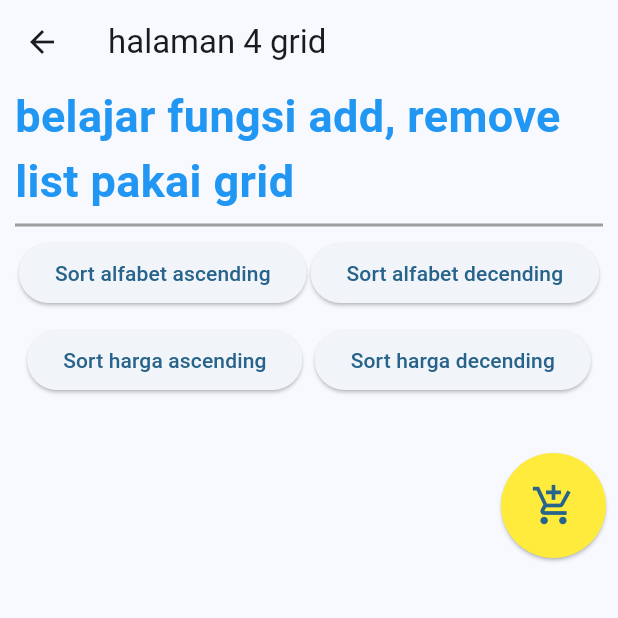
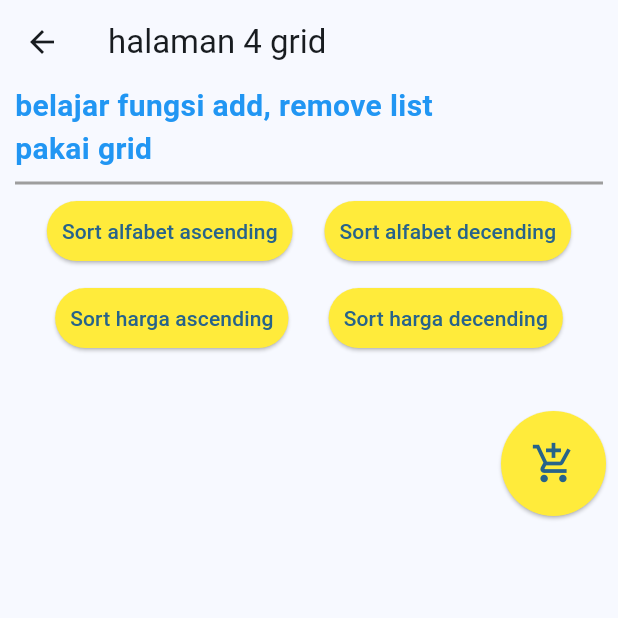
Before and after one commit to g4l3win/bottom_nav, a Flutter app: the Halempatpage screen opened by its route, on a phone screen of 412 x 824 dp, the top half of it. Run offline on Flutter 3.47's test engine with Material 3 defaults, Android fonts, the phone set to English and light mode, and no system bars; our stand-ins replace get; missing offline and left inert: dart:ffi; network calls fail; statements that could not run were skipped.

Commit message:
Add files via upload

```diff
--- a/lib/modules/FAQ/pages/component/Body.dart
+++ b/lib/modules/FAQ/pages/component/Body.dart
@@ -3,7 +3,7 @@ import 'package:get/get.dart';
 import 'package:flutter/material.dart';
 
 class Body extends GetView<FAQController> {
-  const Body({Key? key}) : super(key: key);
+  //const Body({Key? key}) : super(key: key);
 
   @override
   Widget build(BuildContext context) {
--- a/lib/modules/FAQ/pages/component/Header.dart
+++ b/lib/modules/FAQ/pages/component/Header.dart
@@ -4,7 +4,7 @@ import 'package:flutter/material.dart';
 import 'package:bottom_nav/modules/FAQ/pages/component/CarouselTile.dart';
 
 class Header extends GetView<FAQController>{
-  const Header({Key? key}) : super(key: key);
+  //const Header({Key? key}) : super(key: key);
 
   @override
   Widget build(BuildContext context) {
--- a/lib/modules/halEmpat/pages/component/CartItemTile.dart
+++ b/lib/modules/halEmpat/pages/component/CartItemTile.dart
@@ -22,7 +22,7 @@ class CartItemTile extends GetView<HalempatController> {
           child: ListTile(
             leading: Image.asset(item.imagepath ?? 'images/settings.jpg'),
             title: Text(item.nama ?? "kosong"),
-            subtitle: Text("Rp ${item.harga ?? 0}"),
+            subtitle: Text("Rp ${controller.addTitik(item.harga ?? 0)}"),
             trailing: InkWell(
               child: Icon(Icons.delete),
               onTap: () {
--- a/lib/modules/halEmpat/pages/halEmpatPage.dart
+++ b/lib/modules/halEmpat/pages/halEmpatPage.dart
@@ -1,4 +1,5 @@
 import 'package:bottom_nav/modules/halEmpat/pages/component/GridItemCard.dart';
+import 'package:bottom_nav/modules/settings/pages/settings_page.dart';
 import 'package:flutter/cupertino.dart';
 import 'package:flutter/material.dart';
 import 'package:get/get.dart';
@@ -25,9 +26,24 @@ class Halempatpage extends GetView<HalempatController> {
               child: Column(
                 //crossAxisAlignment: CrossAxisAlignment.stretch,
                 children: [
-                  Text("belajar fungsi add, remove list pakai grid",
-                    style: TextStyle(fontSize: 30, fontWeight: FontWeight.bold,
-                    color: Colors.blue),),
+                  Row(
+                    mainAxisAlignment: MainAxisAlignment.spaceBetween,
+                    children: [
+                      // InkWell(child: Icon(Icons.arrow_back_ios),
+                      // onTap: (){
+                      //   //Get.back();// enggak jalan karena enggak berada di dalam stack navigasi
+                      //   Get.off(SettingsPage());
+                      // }
+                      //   ,),
+                      Container(
+                        width: 300,
+                        child: Text("belajar fungsi add, remove list pakai grid",
+                          style: TextStyle(fontSize: 20, fontWeight: FontWeight.bold,
+                              color: Colors.blue),),
+                      ),
+                    ],
+                  ),
+
                   Divider(
                     color: Colors.grey,
                     thickness: 2.0,
@@ -38,11 +54,21 @@ class Halempatpage extends GetView<HalempatController> {
                       ElevatedButton(onPressed:() {
                         controller.sortingNama();
                       },
-                          child: Text("Sort alfabet ascending")),
+                          child: Text("Sort alfabet ascending"),
+                        style: ElevatedButton.styleFrom(
+                          backgroundColor: Colors.yellow,
+                          padding: EdgeInsets.all(10)// Mengatur warna latar belakang button
+                        ),
+                      ),
                       ElevatedButton(onPressed:() {
                         controller.sortingNamaDes();
                       },
-                          child: Text("Sort alfabet decending")),
+                          child: Text("Sort alfabet decending"),
+                        style: ElevatedButton.styleFrom(
+                            backgroundColor: Colors.yellow,
+                            padding: EdgeInsets.all(10)// Mengatur warna latar belakang button
+                        ),
+                      ),
                     ],
                   ),
                   SizedBox(height: 10,),
@@ -52,11 +78,19 @@ class Halempatpage extends GetView<HalempatController> {
                       ElevatedButton(onPressed:() {
                         controller.sortingHargaAs();
                       },
-                          child: Text("Sort harga ascending")),
+                          child: Text("Sort harga ascending"),
+                        style: ElevatedButton.styleFrom(
+                            backgroundColor: Colors.yellow,
+                            padding: EdgeInsets.all(10)// Mengatur warna latar belakang button
+                        ),),
                       ElevatedButton(onPressed:() {
                         controller.sortingHargaDes();
                       },
-                          child: Text("Sort harga decending")),
+                          child: Text("Sort harga decending"),
+                        style: ElevatedButton.styleFrom(
+                            backgroundColor: Colors.yellow,
+                            padding: EdgeInsets.all(10)// Mengatur warna latar belakang button
+                        ),),
                     ],
                   ),
                   Obx((){
--- a/lib/modules/settings/controller/settings_controller.dart
+++ b/lib/modules/settings/controller/settings_controller.dart
@@ -1,5 +1,5 @@
 import 'package:get/get.dart';
 
 class SettingsController extends GetxController {
-  final title = 'Settings'.obs;
+  final title = 'Setting'.obs;
 }
```
Also changed, not shown: lib/modules/FAQ/controller/FAQ_controller.dart (+25 -4 lines), lib/modules/LogIn/controller/LogIn_controller.dart (added, +11 -0 lines), lib/modules/LogIn/pages/LogIn.dart (added, +49 -0 lines), lib/modules/halEmpat/controller/halEmpat_controller.dart (+8 -3 lines), lib/modules/halEmpat/pages/cartPage.dart (+7 -1 lines), lib/modules/halEmpat/pages/component/GridItemCard.dart (+13 -0 lines), lib/modules/settings/pages/settings_page.dart (+58 -10 lines).
